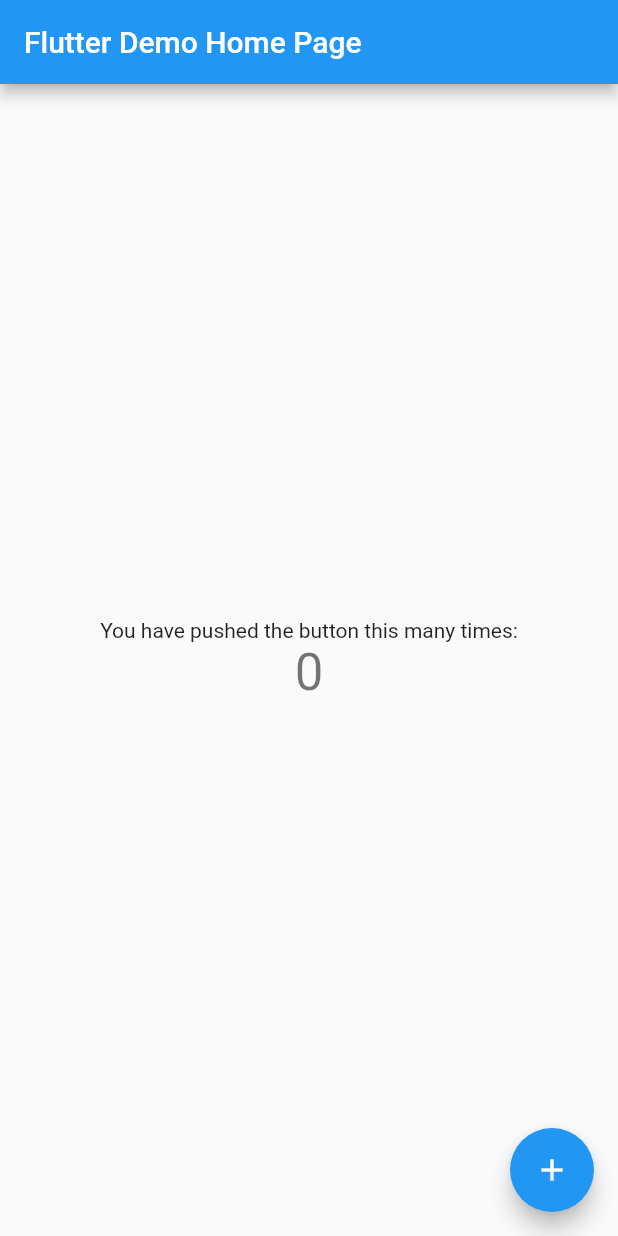
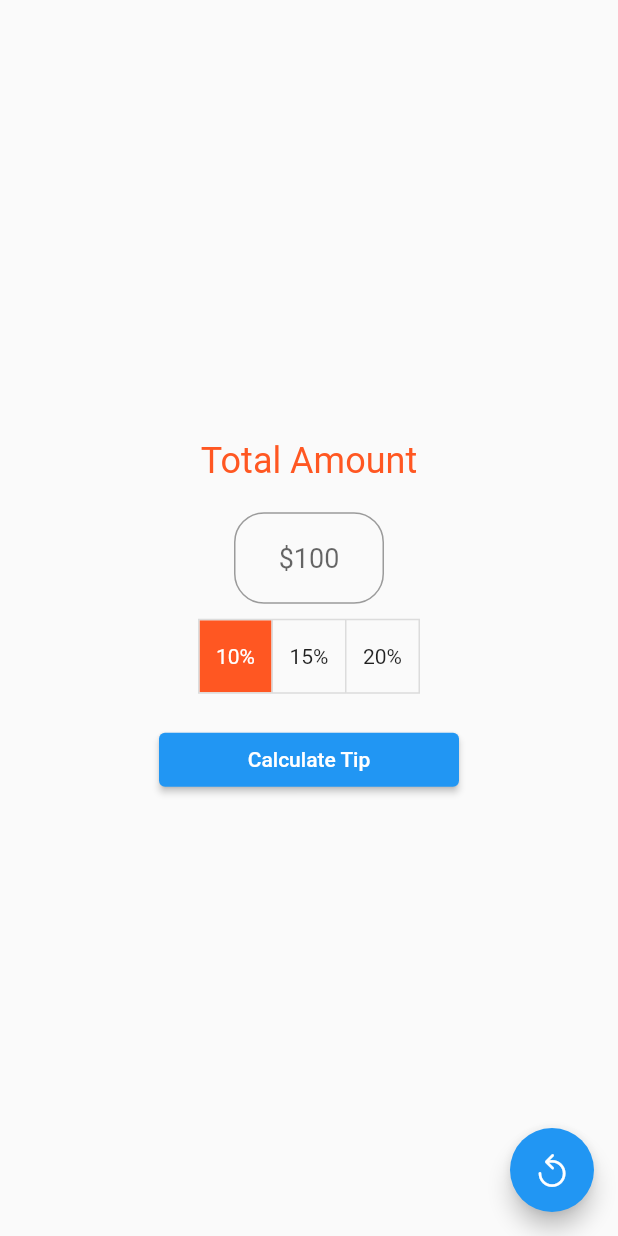
Before and after one commit to iamsourav37/tip_calculator, a Flutter app: the screen it shows after launch, on a phone screen of 412 x 824 dp. Run offline on Flutter 3.47's test engine with Material 2 defaults, Android fonts, the phone set to English and light mode, and no system bars.

Commit message:
ui and functionality is implemented

```diff
--- a/lib/main.dart
+++ b/lib/main.dart
@@ -1,113 +1,18 @@
 import 'package:flutter/material.dart';
+import './screens/home_screen.dart';
 
 void main() {
   runApp(MyApp());
 }
 
 class MyApp extends StatelessWidget {
-  // This widget is the root of your application.
   @override
   Widget build(BuildContext context) {
     return MaterialApp(
-      title: 'Flutter Demo',
-      theme: ThemeData(
-        // This is the theme of your application.
-        //
-        // Try running your application with "flutter run". You'll see the
-        // application has a blue toolbar. Then, without quitting the app, try
-        // changing the primarySwatch below to Colors.green and then invoke
-        // "hot reload" (press "r" in the console where you ran "flutter run",
-        // or simply save your changes to "hot reload" in a Flutter IDE).
-        // Notice that the counter didn't reset back to zero; the application
-        // is not restarted.
-        primarySwatch: Colors.blue,
-      ),
-      home: MyHomePage(title: 'Flutter Demo Home Page'),
+      debugShowCheckedModeBanner: false,
+      title: 'Tip Calculator',
+      theme: ThemeData.light(),
+      home: HomeScreen(),
     );
   }
 }
-
-class MyHomePage extends StatefulWidget {
-  MyHomePage({Key key, this.title}) : super(key: key);
-
-  // This widget is the home page of your application. It is stateful, meaning
-  // that it has a State object (defined below) that contains fields that affect
-  // how it looks.
-
-  // This class is the configuration for the state. It holds the values (in this
-  // case the title) provided by the parent (in this case the App widget) and
-  // used by the build method of the State. Fields in a Widget subclass are
-  // always marked "final".
-
-  final String title;
-
-  @override
-  _MyHomePageState createState() => _MyHomePageState();
-}
-
-class _MyHomePageState extends State<MyHomePage> {
-  int _counter = 0;
-
-  void _incrementCounter() {
-    setState(() {
-      // This call to setState tells the Flutter framework that something has
-      // changed in this State, which causes it to rerun the build method below
-      // so that the display can reflect the updated values. If we changed
-      // _counter without calling setState(), then the build method would not be
-      // called again, and so nothing would appear to happen.
-      _counter++;
-    });
-  }
-
-  @override
-  Widget build(BuildContext context) {
-    // This method is rerun every time setState is called, for instance as done
-    // by the _incrementCounter method above.
-    //
-    // The Flutter framework has been optimized to make rerunning build methods
-    // fast, so that you can just rebuild anything that needs updating rather
-    // than having to individually change instances of widgets.
-    return Scaffold(
-      appBar: AppBar(
-        // Here we take the value from the MyHomePage object that was created by
-        // the App.build method, and use it to set our appbar title.
-        title: Text(widget.title),
-      ),
-      body: Center(
-        // Center is a layout widget. It takes a single child and positions it
-        // in the middle of the parent.
-        child: Column(
-          // Column is also a layout widget. It takes a list of children and
-          // arranges them vertically. By default, it sizes itself to fit its
-          // children horizontally, and tries to be as tall as its parent.
-          //
-          // Invoke "debug painting" (press "p" in the console, choose the
-          // "Toggle Debug Paint" action from the Flutter Inspector in Android
-          // Studio, or the "Toggle Debug Paint" command in Visual Studio Code)
-          // to see the wireframe for each widget.
-          //
-          // Column has various properties to control how it sizes itself and
-          // how it positions its children. Here we use mainAxisAlignment to
-          // center the children vertically; the main axis here is the vertical
-          // axis because Columns are vertical (the cross axis would be
-          // horizontal).
-          mainAxisAlignment: MainAxisAlignment.center,
-          children: <Widget>[
-            Text(
-              'You have pushed the button this many times:',
-            ),
-            Text(
-              '$_counter',
-              style: Theme.of(context).textTheme.headline4,
-            ),
-          ],
-        ),
-      ),
-      floatingActionButton: FloatingActionButton(
-        onPressed: _incrementCounter,
-        tooltip: 'Increment',
-        child: Icon(Icons.add),
-      ), // This trailing comma makes auto-formatting nicer for build methods.
-    );
-  }
-}
--- /dev/null
+++ b/lib/screens/home_screen.dart
@@ -0,0 +1,122 @@
+import 'package:flutter/cupertino.dart';
+import 'package:flutter/material.dart';
+
+class HomeScreen extends StatefulWidget {
+  @override
+  _HomeScreenState createState() => _HomeScreenState();
+}
+
+class _HomeScreenState extends State<HomeScreen> {
+  List<bool> _selection = [true, false, false];
+  TextEditingController amountController = TextEditingController();
+  String tipTotal;
+
+  void calculateTip() {
+    String amntInString = amountController.text;
+    if (amntInString.isNotEmpty) {
+      double amount = double.parse(amntInString);
+      int index = _selection.indexWhere((element) => element);
+      double tip = index == 0
+          ? 0.1
+          : index == 1
+              ? 0.15
+              : 0.2;
+
+      tipTotal = (amount * tip).toStringAsFixed(2);
+      setState(() {});
+    }
+  }
+
+  void reset() {
+    amountController.clear();
+    _selection[0] = true;
+    _selection[1] = false;
+    _selection[2] = false;
+    tipTotal = null;
+    setState(() {});
+  }
+
+  @override
+  Widget build(BuildContext context) {
+    return Scaffold(
+      floatingActionButton: FloatingActionButton(
+        onPressed: reset,
+        child: Icon(CupertinoIcons.restart),
+      ),
+      body: SafeArea(
+        child: Center(
+          child: SingleChildScrollView(
+            child: Column(
+              children: [
+                if (tipTotal != null)
+                  Padding(
+                    padding: EdgeInsets.all(20),
+                    child: Text(
+                      "\$$tipTotal",
+                      style: TextStyle(fontSize: 30.0),
+                    ),
+                  ),
+                Padding(
+                  padding: const EdgeInsets.only(bottom: 20),
+                  child: Text(
+                    "Total Amount",
+                    style: TextStyle(
+                      color: Colors.deepOrange,
+                      fontSize: 24.0,
+                    ),
+                  ),
+                ),
+                SizedBox(
+                  width: 100,
+                  child: TextField(
+                    controller: amountController,
+                    style: TextStyle(
+                      fontSize: 18.0,
+                    ),
+                    textAlign: TextAlign.center,
+                    keyboardType: TextInputType.number,
+                    decoration: InputDecoration(
+                      hintText: '\$100',
+                      border: OutlineInputBorder(
+                        borderRadius: BorderRadius.circular(20.0),
+                      ),
+                    ),
+                  ),
+                ),
+                SizedBox(
+                  height: 10,
+                ),
+                ToggleButtons(
+                  children: [
+                    Text("10%"),
+                    Text("15%"),
+                    Text("20%"),
+                  ],
+                  isSelected: _selection,
+                  selectedColor: Colors.white,
+                  fillColor: Colors.deepOrange,
+                  onPressed: (index) {
+                    for (int i = 0; i < _selection.length; i++) {
+                      _selection[i] = index == i;
+                    }
+                    setState(() {});
+                  },
+                ),
+                SizedBox(
+                  height: 20.0,
+                ),
+                Container(
+                  width: 200,
+                  child: ElevatedButton(
+                    onPressed: calculateTip,
+                    child: Text("Calculate Tip"),
+                  ),
+                ),
+              ],
+            ),
+          ),
+        ),
+      ),
+    );
+  }
+}
```
